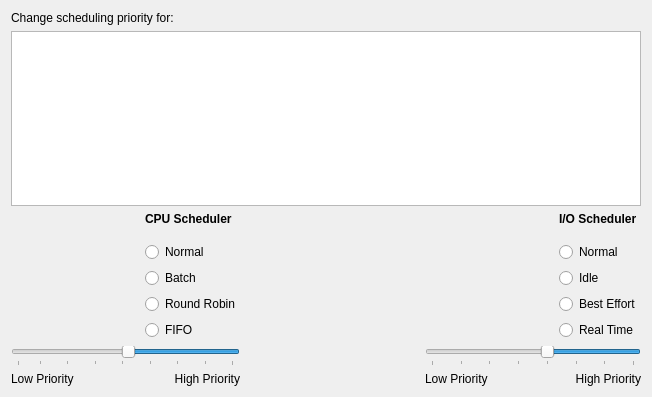
This is processui/ReniceDlgUi.ui in KDE/libksysguard as Qt 5 draws it before an edit. The edited form follows.
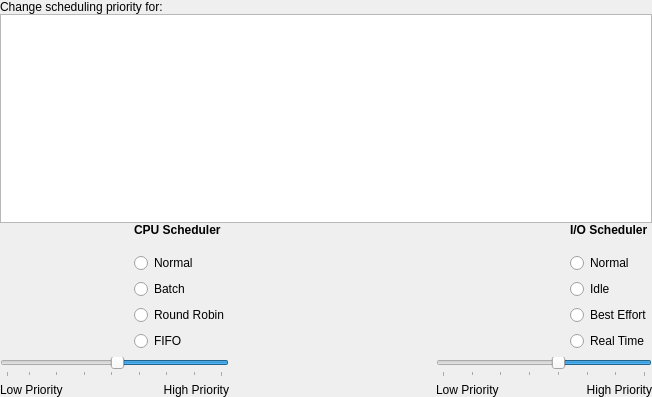
This is the edited form. Icons and pictures are not drawn.

Commit message: Reduce margin to 0 for topmost layout

```diff
--- a/processui/ReniceDlgUi.ui
+++ b/processui/ReniceDlgUi.ui
@@ -10,6 +10,12 @@
    </rect>
   </property>
   <layout class="QVBoxLayout" >
+   <property name="spacing" >
+    <number>0</number>
+   </property>
+   <property name="margin" >
+    <number>0</number>
+   </property>
    <item>
     <widget class="QLabel" name="lblMessage1" >
      <property name="text" >
```
Left out of the diff: 4 changed lines with no effect on the pictures. The commit also changes 1 other file.
